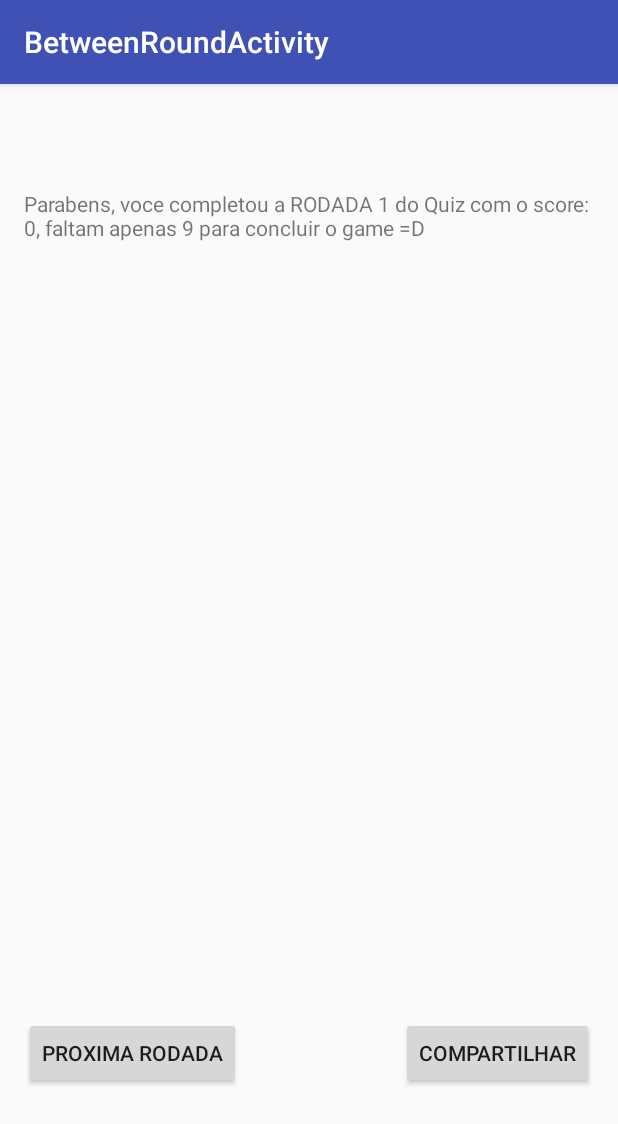
After one commit to ckilee/cori_quiz, an Android app: the BetweenRoundActivity screen opened directly, with no data from a screen before it, on a phone screen of 412 x 824 dp. The commit adds this screen. Shown: the top 1124 px of the screen. Run offline under Robolectric (Android 15) with nearby library versions, the phone set to English and light mode, and no system bars.

Commit message:
more details
Signed-off-by: Carlos Eduardo Ki Lee <ckilee@gmail.com>

```diff
--- a/CoriQuiz/app/src/main/AndroidManifest.xml
+++ b/CoriQuiz/app/src/main/AndroidManifest.xml
@@ -23,6 +23,11 @@
             android:label="@string/title_activity_round"
             android:theme="@style/AppTheme.NoActionBar" >
         </activity>
+        <activity
+            android:name=".BetweenRoundActivity"
+            android:label="@string/title_activity_between_round"
+            android:theme="@style/AppTheme.NoActionBar" >
+        </activity>
     </application>
 
 </manifest>
--- /dev/null
+++ b/CoriQuiz/app/src/main/java/frolic/br/coriquiz/BetweenRoundActivity.java
@@ -0,0 +1,74 @@
+package frolic.br.coriquiz;
+
+import android.content.Intent;
+import android.os.Bundle;
+import android.support.design.widget.FloatingActionButton;
+import android.support.design.widget.Snackbar;
+import android.support.v7.app.AppCompatActivity;
+import android.support.v7.widget.Toolbar;
+import android.view.View;
+import android.widget.Button;
+import android.widget.TextView;
+
+public class BetweenRoundActivity extends AppCompatActivity {
+    private TextView messageTextView;
+    private int roundNum = 1;
+    private int scoreNum = 0;
+    private boolean gotRightAnswer = true;
+    private Button shareButton;
+    private Button nextRoundButton;
+
+    @Override
+    protected void onCreate(Bundle savedInstanceState) {
+        super.onCreate(savedInstanceState);
+        setContentView(R.layout.activity_between_round);
+        Toolbar toolbar = (Toolbar) findViewById(R.id.toolbar);
+        setSupportActionBar(toolbar);
+        messageTextView = (TextView)findViewById(R.id.textViewMessage);
+        shareButton = (Button)findViewById(R.id.buttonShare);
+        nextRoundButton = (Button)findViewById(R.id.buttonNext);
+        configureViews();
+    }
+
+    private void configureViews(){
+        Intent intent = this.getIntent();
+        roundNum = intent.getIntExtra("round", 1);
+        scoreNum = intent.getIntExtra("score", 0);
+        gotRightAnswer = intent.getBooleanExtra("gotrightanswer",true);
+
+        String message = this.getString(R.string.between_round_right_message);
+        message = message.replace("%round%",Integer.toString(roundNum));
+        message = message.replace("%missing%",Integer.toString(10 - roundNum));
+        message = message.replace("%score%",Integer.toString(scoreNum));
+        messageTextView.setText(message);
+
+        //New Game Button
+        View.OnClickListener nextRoundListener = new View.OnClickListener() {
+            @Override
+            public void onClick(View v){
+                Intent intent = new Intent(BetweenRoundActivity.this,RoundActivity.class);
+                intent.putExtra("round",roundNum+1);
+                intent.putExtra("score",scoreNum);
+                startActivity(intent);
+                finish();
+            }
+        };
+        nextRoundButton.setOnClickListener(nextRoundListener);
+
+        //Share Button
+        View.OnClickListener shareListener = new View.OnClickListener() {
+            @Override
+            public void onClick(View v){
+                String message = "Corinthians Quiz Game - https://play.google.com/store/apps/details?id=frolic.br.coriquiz";
+                Intent share = new Intent(Intent.ACTION_SEND);
+                share.setType("text/plain");
+                share.putExtra(Intent.EXTRA_TEXT, message);
+
+                startActivity(Intent.createChooser(share, "Corinthians Quiz Game"));
+
+            }
+        };
+        shareButton.setOnClickListener(shareListener);
+    }
+
+}
--- a/CoriQuiz/app/src/main/java/frolic/br/coriquiz/model/QuizDBHelper.java
+++ b/CoriQuiz/app/src/main/java/frolic/br/coriquiz/model/QuizDBHelper.java
@@ -1,8 +1,10 @@
 package frolic.br.coriquiz.model;
 
+import android.content.ContentValues;
 import android.content.Context;
 import android.database.sqlite.SQLiteDatabase;
 import android.database.sqlite.SQLiteOpenHelper;
+import android.util.Log;
 
 /**
  * Created by ckilee on 23/11/15.
@@ -25,7 +27,11 @@ public class QuizDBHelper extends SQLiteOpenHelper{
                         + QuizContract.Column.ANSWER5 + " TEXT NOT NULL, "
                         + QuizContract.Column.RIGHT_ANSWER + " INTEGER NOT NULL)";
         db.execSQL(CREATE_ANUNCIO_TABLE);
+
     }
+
+
+
     @Override
     public void onUpgrade(SQLiteDatabase db, int oldVersion, int newVersion) {
         // Ainda não precisa fazer update
--- /dev/null
+++ b/CoriQuiz/app/src/main/res/layout/activity_between_round.xml
@@ -0,0 +1,20 @@
+<?xml version="1.0" encoding="utf-8"?>
+<android.support.design.widget.CoordinatorLayout
+    xmlns:android="http://schemas.android.com/apk/res/android"
+    xmlns:app="http://schemas.android.com/apk/res-auto"
+    xmlns:tools="http://schemas.android.com/tools" android:layout_width="match_parent"
+    android:layout_height="match_parent" android:fitsSystemWindows="true"
+    tools:context="frolic.br.coriquiz.BetweenRoundActivity">
+
+    <android.support.design.widget.AppBarLayout android:layout_height="wrap_content"
+        android:layout_width="match_parent" android:theme="@style/AppTheme.AppBarOverlay">
+
+        <android.support.v7.widget.Toolbar android:id="@+id/toolbar"
+            android:layout_width="match_parent" android:layout_height="?attr/actionBarSize"
+            android:background="?attr/colorPrimary" app:popupTheme="@style/AppTheme.PopupOverlay" />
+
+    </android.support.design.widget.AppBarLayout>
+
+    <include layout="@layout/content_between_round" />
+
+</android.support.design.widget.CoordinatorLayout>
--- /dev/null
+++ b/CoriQuiz/app/src/main/res/layout/content_between_round.xml
@@ -0,0 +1,38 @@
+<?xml version="1.0" encoding="utf-8"?>
+<RelativeLayout xmlns:android="http://schemas.android.com/apk/res/android"
+    xmlns:tools="http://schemas.android.com/tools"
+    xmlns:app="http://schemas.android.com/apk/res-auto" android:layout_width="match_parent"
+    android:layout_height="match_parent" android:paddingLeft="@dimen/activity_horizontal_margin"
+    android:paddingRight="@dimen/activity_horizontal_margin"
+    android:paddingTop="@dimen/activity_vertical_margin"
+    android:paddingBottom="@dimen/activity_vertical_margin"
+    app:layout_behavior="@string/appbar_scrolling_view_behavior"
+    tools:showIn="@layout/activity_between_round"
+    tools:context="frolic.br.coriquiz.BetweenRoundActivity">
+
+    <TextView
+        android:layout_width="wrap_content"
+        android:layout_height="wrap_content"
+        android:text="New Text"
+        android:id="@+id/textViewMessage"
+        android:layout_alignParentTop="true"
+        android:layout_centerHorizontal="true"
+        android:layout_marginTop="54dp" />
+
+    <Button
+        android:layout_width="wrap_content"
+        android:layout_height="wrap_content"
+        android:text="@string/next_round"
+        android:id="@+id/buttonNext"
+        android:layout_alignParentBottom="true"
+        android:layout_alignParentStart="true"
+        android:layout_marginBottom="82dp" />
+
+    <Button
+        android:layout_width="wrap_content"
+        android:layout_height="wrap_content"
+        android:text="@string/share"
+        android:id="@+id/buttonShare"
+        android:layout_alignTop="@+id/buttonNext"
+        android:layout_alignParentEnd="true" />
+</RelativeLayout>
--- a/CoriQuiz/app/src/main/res/values/strings.xml
+++ b/CoriQuiz/app/src/main/res/values/strings.xml
@@ -8,7 +8,13 @@
     <string name="cheering">Torcida</string>
     <string name="coach">Tecnico</string>
     <string name="escape">Fuga</string>
+    <string name="answer">Responder</string>
+    <string name="next_round">Proxima Rodada</string>
+    <string name="score">Score:</string>
+    <string name="between_round_right_message" formatted="false">Parabens, voce completou a RODADA %round% do Quiz com o score: %score%, faltam apenas %missing% para concluir o game =D</string>
+    <string name="between_round_wrong_message" formatted="false">Infelizmente voce nao passou para a rodada %round%, veja a sua pontuaçao abaixo e tente novamente.</string>
     <string name="action_settings">Settings</string>
     <string name="title_activity_round">Corinthians Quiz Game</string>
+    <string name="title_activity_between_round">BetweenRoundActivity</string>
 
 </resources>
```
Also changed, not shown: CoriQuiz/app/src/main/java/frolic/br/coriquiz/MainActivity.java (+7 -0 lines), CoriQuiz/app/src/main/java/frolic/br/coriquiz/RoundActivity.java (+77 -10 lines), CoriQuiz/app/src/main/java/frolic/br/coriquiz/model/Question.java (added, +82 -0 lines), CoriQuiz/app/src/main/java/frolic/br/coriquiz/model/QuizDAO.java (+79 -12 lines), CoriQuiz/app/src/main/res/layout/content_round.xml (+39 -6 lines).
